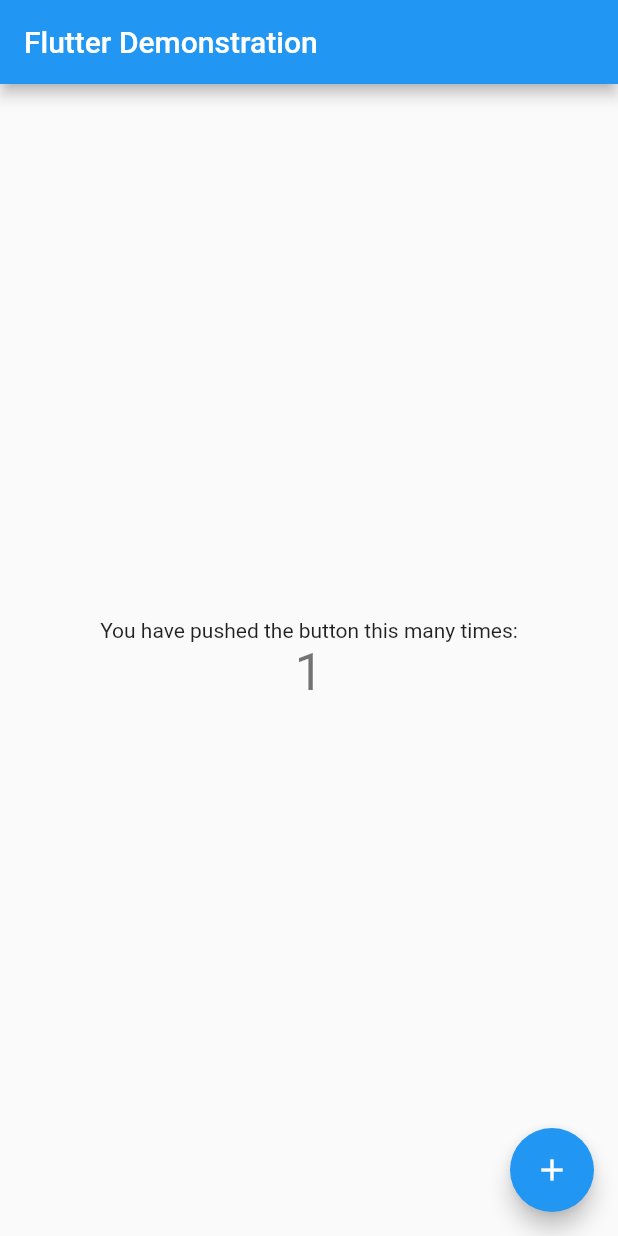
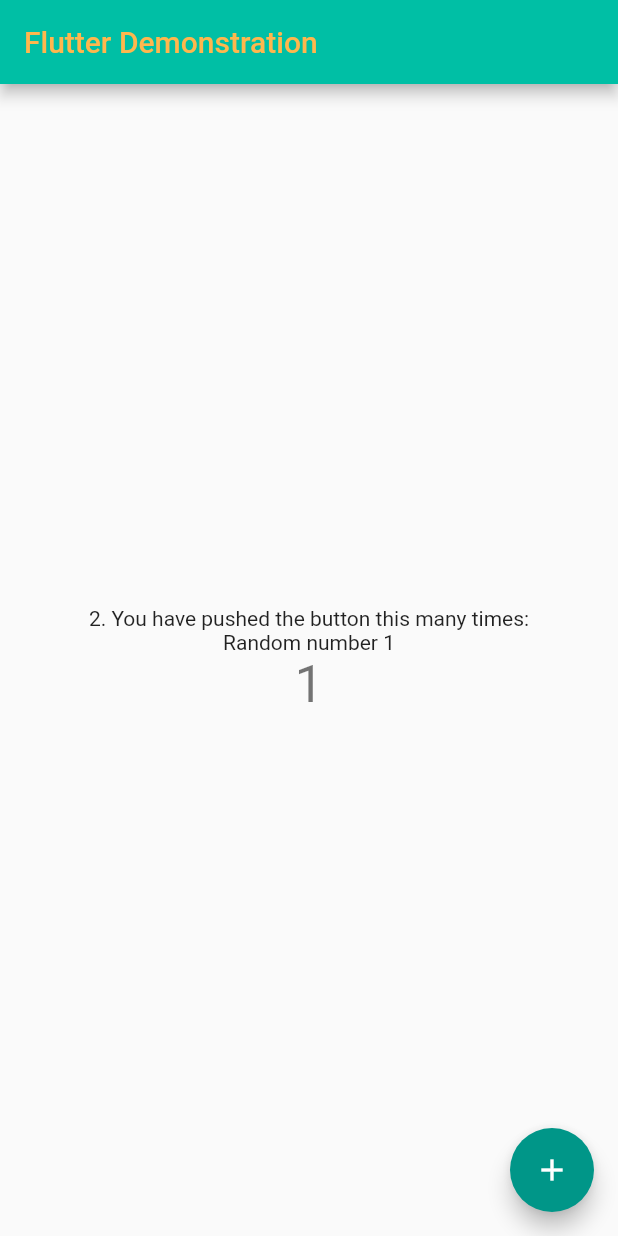
Before and after one commit to ofu997/flutter02, a Flutter app: the screen it shows after launch, after a tap on the "add" icon, on a phone screen of 412 x 824 dp. Run offline on Flutter 3.47's test engine with Material 2 defaults, Android fonts, the phone set to English and light mode, and no system bars.

Commit message:
change them color, generate random numbers

```diff
--- a/lib/main.dart
+++ b/lib/main.dart
@@ -1,6 +1,10 @@
+import 'dart:math';
+
 import 'package:flutter/material.dart';
 
 void main() => runApp(MyApp());
+int min = 1, max = 5;
+Random rndm = new Random();
 
 class MyApp extends StatelessWidget {
   // This widget is the root of your application.
@@ -10,7 +14,6 @@ class MyApp extends StatelessWidget {
       title: 'Flutter Demonstration',
       theme: ThemeData(
         // This is the theme of your application.
-        //
         // Try running your application with "flutter run". You'll see the
         // application has a blue toolbar. Then, without quitting the app, try
         // changing the primarySwatch below to Colors.green and then invoke
@@ -18,15 +21,20 @@ class MyApp extends StatelessWidget {
         // or simply save your changes to "hot reload" in a Flutter IDE).
         // Notice that the counter didn't reset back to zero; the application
         // is not restarted.
-        primarySwatch: Colors.blue,
+        primarySwatch: Colors.teal,
+        primaryColor: Colors.tealAccent[700],
+
       ),
-      home: MyHomePage(title: 'Flutter Demonstration'), // change from Flutter Demo Home Page
+      home: MyHomePage('Flutter Demonstration'), // change from Flutter Demo Home Page
     );
   }
 }
 
 class MyHomePage extends StatefulWidget {
-  MyHomePage({Key key, this.title}) : super(key: key);
+  final String title;
+
+  MyHomePage(this.title);
+
 
   // This widget is the home page of your application. It is stateful, meaning
   // that it has a State objerct (defined below) that contains fields that affect
@@ -37,7 +45,9 @@ class MyHomePage extends StatefulWidget {
   // used by the build method of the State. Fields in a Widget subclass are
   // always marked "final".
 
-  final String title;
+  // void initState(
+
+  // )
 
   @override
   _MyHomePageState createState() => _MyHomePageState();
@@ -45,8 +55,23 @@ class MyHomePage extends StatefulWidget {
 
 class _MyHomePageState extends State<MyHomePage> {
   int _counter = 0;
+  int questionNumber = 1;
+  String question="";
+  int random;
+  // Random num1 = Random(4);
+  // Random rnd;
+  // int min = 5;
+  // int max = 10;
+  // rnd = new Random();
+  // r = min + rnd.nextInt(max - min);
+  // print("$r is in the range of $min and $max");
+  // Random([50]);
 
-  void _incrementCounter() {
+  // random.nextDouble(); // Between 0.0 and 1.0: [0, 1)
+
+
+
+  void _next() {
     setState(() {
       // This call to setState tells the Flutter framework that something has
       // changed in this State, which causes it to rerun the build method below
@@ -54,8 +79,12 @@ class _MyHomePageState extends State<MyHomePage> {
       // _counter without calling setState(), then the build method would not be
       // called again, and so nothing would appear to happen.
       _counter++;
+      questionNumber++;
+      random = min + rndm.nextInt(max-min); // Between 0
     });
   }
+
+
 
   @override
   Widget build(BuildContext context) {
@@ -69,7 +98,9 @@ class _MyHomePageState extends State<MyHomePage> {
       appBar: AppBar(
         // Here we take the value from the MyHomePage object that was created by
         // the App.build method, and use it to set our appbar title.
-        title: Text(widget.title),
+        title: Text(widget.title,
+          style: TextStyle(color: Colors.orange[300]),
+        ),
       ),
       body: Center(
         // Center is a layout widget. It takes a single child and positions it
@@ -92,7 +123,10 @@ class _MyHomePageState extends State<MyHomePage> {
           mainAxisAlignment: MainAxisAlignment.center,
           children: <Widget>[
             Text(
-              'You have pushed the button this many times:',
+              '$questionNumber. You have pushed the button this many times:',
+            ),
+            Text(
+              'Random number $random'
             ),
             Text(
               '$_counter',
@@ -102,7 +136,7 @@ class _MyHomePageState extends State<MyHomePage> {
         ),
       ),
       floatingActionButton: FloatingActionButton(
-        onPressed: _incrementCounter,
+        onPressed: _next,
         tooltip: 'Increment',
         child: Icon(Icons.add),
       ), // This trailing comma makes auto-formatting nicer for build methods.
```
Also changed, not shown: 5 other files.
